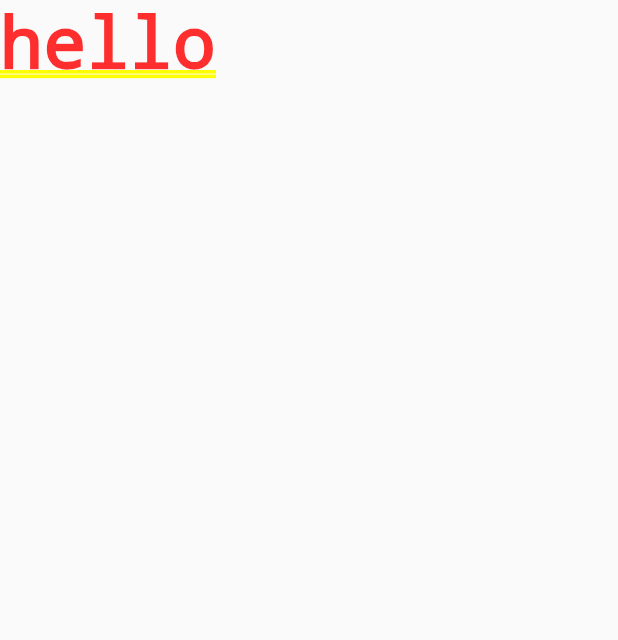
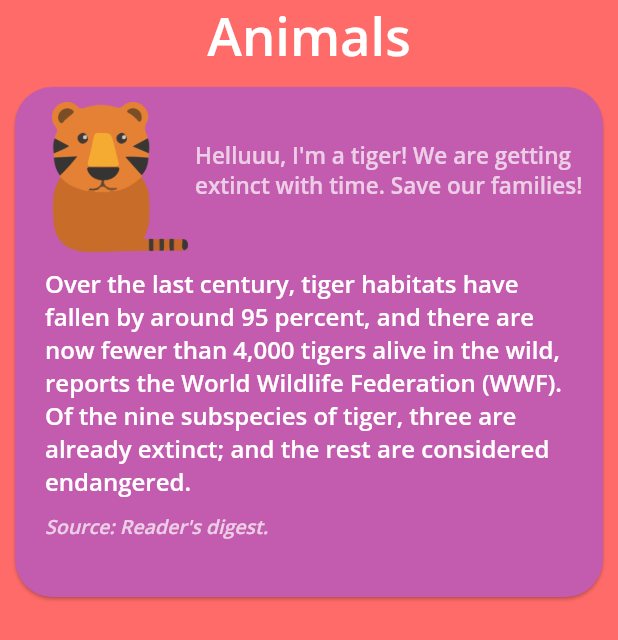
Before and after one commit to ameysunu/envirapp, a Flutter app: the screen it shows after launch, after a tap on "Animals", on a phone screen of 412 x 824 dp. Shown: the top 640 px of the screen. Run offline on Flutter 3.47's test engine with Material 2 defaults, Android fonts, the phone set to English and light mode, and no system bars; our stand-ins replace hexcolor.

Commit message:
new dart added

```diff
--- a/lib/animals.dart
+++ b/lib/animals.dart
@@ -9,10 +9,88 @@ class Animals extends StatefulWidget {
 class _AnimalsState extends State<Animals> {
   @override
   Widget build(BuildContext context) {
-    return Scaffold(
-      body: MaterialApp(
-        home: Container(
-          child: Text("hello"),
+    return MaterialApp(
+      debugShowCheckedModeBanner: false,
+      home: Scaffold(
+        backgroundColor: Hexcolor("#FF6B69"),
+        body: SafeArea(
+          child: Column(
+            children: <Widget>[
+              Center(
+                child: Container(
+                  child: Text(
+                    "Animals",
+                    style: TextStyle(
+                        color: Hexcolor("#FFFFFF"),
+                        fontFamily: 'OpenSans',
+                        fontSize: 35.0),
+                  ),
+                ),
+              ),
+              Card(
+                color: Hexcolor('#C35CAF'),
+                shape: RoundedRectangleBorder(
+                  borderRadius: BorderRadius.vertical(
+                    top: Radius.circular(25.0),
+                    bottom: Radius.circular(25.0),
+                  ),
+                ),
+                margin: EdgeInsets.symmetric(vertical: 10.0, horizontal: 10.0),
+                child: SizedBox(
+                  height: 340.0,
+                  width: double.infinity,
+                  child: Container(
+                    child: Column(
+                      crossAxisAlignment: CrossAxisAlignment.start,
+                      children: <Widget>[
+                        Row(
+                          children: <Widget>[
+                            Padding(
+                              padding: EdgeInsets.fromLTRB(20, 10, 0, 0),
+                              child: SizedBox(
+                                height: 100,
+                                width: 100,
+                                child: Image.asset("images/animals.png"),
+                              ),
+                            ),
+                            Text(
+                              "Helluuu, I'm a tiger! We are getting\nextinct with time. Save our families!",
+                              style: TextStyle(
+                                fontFamily: 'OpenSans',
+                                fontSize: 15,
+                                color: Colors.white70,
+                              ),
+                            ),
+                          ],
+                        ),
+                        Padding(
+                          padding: EdgeInsets.fromLTRB(20, 10, 20, 0),
+                          child: Text(
+                            'Over the last century, tiger habitats have fallen by around 95 percent, and there are now fewer than 4,000 tigers alive in the wild, reports the World Wildlife Federation (WWF). Of the nine subspecies of tiger, three are already extinct; and the rest are considered endangered.',
+                            style: TextStyle(
+                                fontFamily: 'OpenSans',
+                                fontSize: 16,
+                                color: Colors.white),
+                          ),
+                        ),
+                        Padding(
+                          padding: EdgeInsets.fromLTRB(20, 10, 0, 0),
+                          child: Text(
+                            'Source: Reader\'s digest.',
+                            style: TextStyle(
+                                fontFamily: 'OpenSans',
+                                fontStyle: FontStyle.italic,
+                                fontSize: 13.0,
+                                color: Colors.white70),
+                          ),
+                        ),
+                      ],
+                    ),
+                  ),
+                ),
+              ),
+            ],
+          ),
         ),
       ),
     );
```
